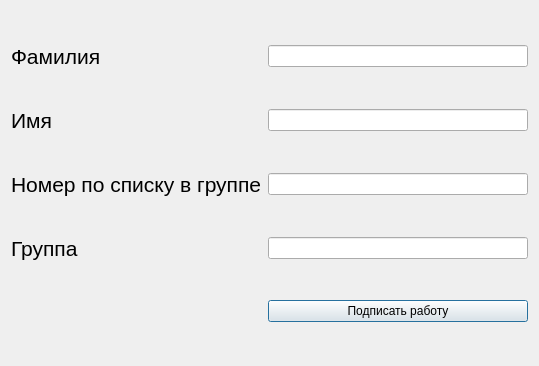
Above: qt_designer_ui/login.ui from IvaMarin/Project-Network-Diagram-App before the change. Below: the same form after it.
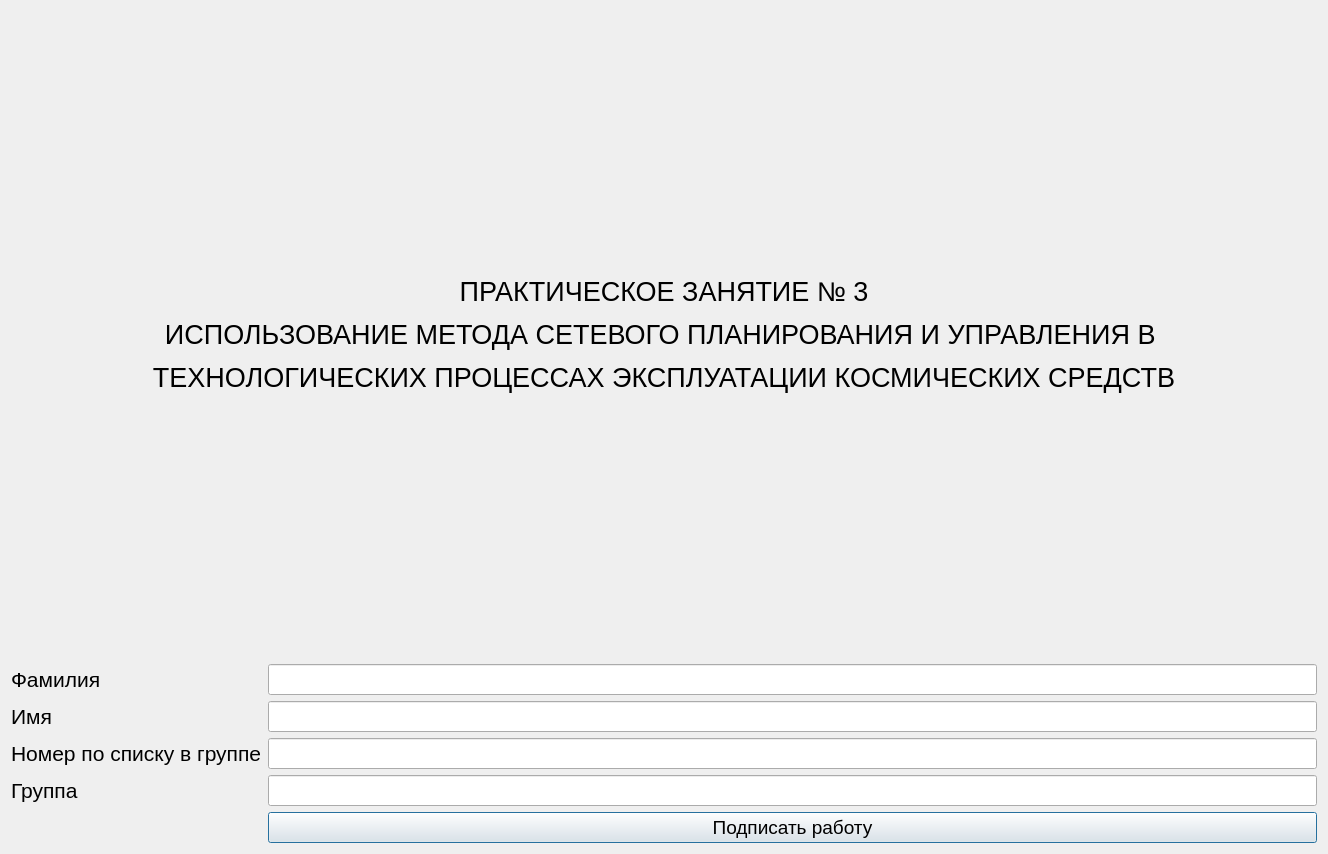
That is the form after the change.

Commit message:
добавил окно регистрации и улучшил работу с окнами
теперь показывается всегда только одно окно и сначала показывается окно регистрации

What changed in the file:
```diff
--- a/qt_designer_ui/login.ui
+++ b/qt_designer_ui/login.ui
@@ -6,72 +6,127 @@
    <rect>
     <x>0</x>
     <y>0</y>
-    <width>539</width>
-    <height>366</height>
+    <width>1328</width>
+    <height>854</height>
    </rect>
   </property>
   <property name="windowTitle">
    <string>Dialog</string>
   </property>
+  <layout class="QVBoxLayout" name="verticalLayout">
+   <item>
+    <widget class="QLabel" name="labelWelcome">
+     <property name="lineWidth">
+      <number>5</number>
+     </property>
+     <property name="midLineWidth">
+      <number>5</number>
+     </property>
+     <property name="text">
+      <string>&lt;html&gt;&lt;head/&gt;&lt;body&gt;&lt;p align=&quot;center&quot;&gt;&lt;span style=&quot; font-family:'Times New Roman'; font-size:20pt; color:#000000;&quot;&gt;ПРАКТИЧЕСКОЕ ЗАНЯТИЕ № 3&lt;/span&gt;&lt;/p&gt;&lt;p align=&quot;center&quot;&gt;&lt;span style=&quot; font-family:'Times New Roman'; font-size:20pt; color:#000000;&quot;&gt;ИСПОЛЬЗОВАНИЕ МЕТОДА СЕТЕВОГО ПЛАНИРОВАНИЯ И УПРАВЛЕНИЯ В &lt;/span&gt;&lt;/p&gt;&lt;p align=&quot;center&quot;&gt;&lt;span style=&quot; font-family:'Times New Roman'; font-size:20pt; color:#000000;&quot;&gt;ТЕХНОЛОГИЧЕСКИХ ПРОЦЕССАХ ЭКСПЛУАТАЦИИ КОСМИЧЕСКИХ СРЕДСТВ&lt;/span&gt;&lt;/p&gt;&lt;/body&gt;&lt;/html&gt;</string>
+     </property>
+    </widget>
+   </item>
+   <item>
   <layout class="QGridLayout" name="gridLayout">
+     <item row="4" column="1">
+      <widget class="QLineEdit" name="lineEditGroup">
+       <property name="font">
+        <font>
+         <pointsize>14</pointsize>
+        </font>
+       </property>
+       <property name="inputMethodHints">
+        <set>Qt::ImhNone</set>
+       </property>
+       <property name="maxLength">
+        <number>15</number>
+       </property>
+      </widget>
+     </item>
+     <item row="5" column="1">
+      <widget class="QPushButton" name="btnSignLab">
+       <property name="font">
+        <font>
+         <pointsize>14</pointsize>
+        </font>
+       </property>
+       <property name="text">
+        <string>Подписать работу</string>
+       </property>
+      </widget>
+     </item>
+     <item row="4" column="0">
+      <widget class="QLabel" name="labelGroup">
+       <property name="text">
+        <string>&lt;html&gt;&lt;head/&gt;&lt;body&gt;&lt;p&gt;&lt;span style=&quot; font-size:16pt;&quot;&gt;Группа&lt;/span&gt;&lt;/p&gt;&lt;/body&gt;&lt;/html&gt;</string>
+       </property>
+      </widget>
+     </item>
    <item row="1" column="0">
-    <widget class="QLabel" name="labelName">
+      <widget class="QLabel" name="labelSurname">
      <property name="text">
-      <string>&lt;html&gt;&lt;head/&gt;&lt;body&gt;&lt;p&gt;&lt;span style=&quot; font-size:16pt;&quot;&gt;Имя&lt;/span&gt;&lt;/p&gt;&lt;/body&gt;&lt;/html&gt;</string>
+        <string>&lt;html&gt;&lt;head/&gt;&lt;body&gt;&lt;p&gt;&lt;span style=&quot; font-size:16pt;&quot;&gt;Фамилия&lt;/span&gt;&lt;/p&gt;&lt;/body&gt;&lt;/html&gt;</string>
      </property>
     </widget>
    </item>
-   <item row="2" column="2">
+     <item row="3" column="1">
     <widget class="QLineEdit" name="lineEditNumINGroup">
+       <property name="font">
+        <font>
+         <pointsize>14</pointsize>
+        </font>
+       </property>
      <property name="inputMethodHints">
       <set>Qt::ImhNone</set>
      </property>
-    </widget>
-   </item>
-   <item row="2" column="0">
+       <property name="maxLength">
+        <number>10</number>
+       </property>
+      </widget>
+     </item>
+     <item row="3" column="0">
     <widget class="QLabel" name="labelNumGroup">
      <property name="text">
       <string>&lt;html&gt;&lt;head/&gt;&lt;body&gt;&lt;p&gt;&lt;span style=&quot; font-size:16pt;&quot;&gt;Номер по списку в группе&lt;/span&gt;&lt;/p&gt;&lt;/body&gt;&lt;/html&gt;</string>
      </property>
     </widget>
    </item>
-   <item row="0" column="0">
-    <widget class="QLabel" name="labelSurname">
-     <property name="text">
-      <string>&lt;html&gt;&lt;head/&gt;&lt;body&gt;&lt;p&gt;&lt;span style=&quot; font-size:16pt;&quot;&gt;Фамилия&lt;/span&gt;&lt;/p&gt;&lt;/body&gt;&lt;/html&gt;</string>
-     </property>
-    </widget>
-   </item>
-   <item row="1" column="2">
-    <widget class="QLineEdit" name="lineEditName"/>
-   </item>
-   <item row="5" column="2">
-    <widget class="QPushButton" name="btnSignLab">
+     <item row="2" column="1">
+      <widget class="QLineEdit" name="lineEditName">
+       <property name="font">
+        <font>
+         <pointsize>14</pointsize>
+        </font>
+       </property>
+       <property name="maxLength">
+        <number>25</number>
+       </property>
+      </widget>
+     </item>
+     <item row="2" column="0">
+      <widget class="QLabel" name="labelName">
      <property name="text">
-      <string>Подписать работу</string>
+        <string>&lt;html&gt;&lt;head/&gt;&lt;body&gt;&lt;p&gt;&lt;span style=&quot; font-size:16pt;&quot;&gt;Имя&lt;/span&gt;&lt;/p&gt;&lt;/body&gt;&lt;/html&gt;</string>
      </property>
     </widget>
    </item>
-   <item row="0" column="2">
+     <item row="1" column="1">
     <widget class="QLineEdit" name="lineEditSurname">
+       <property name="font">
+        <font>
+         <pointsize>14</pointsize>
+        </font>
+       </property>
      <property name="inputMethodHints">
       <set>Qt::ImhNone</set>
      </property>
-    </widget>
-   </item>
-   <item row="3" column="0">
-    <widget class="QLabel" name="labelGroup">
-     <property name="text">
-      <string>&lt;html&gt;&lt;head/&gt;&lt;body&gt;&lt;p&gt;&lt;span style=&quot; font-size:16pt;&quot;&gt;Группа&lt;/span&gt;&lt;/p&gt;&lt;/body&gt;&lt;/html&gt;</string>
+       <property name="maxLength">
+        <number>25</number>
      </property>
     </widget>
    </item>
-   <item row="3" column="2">
-    <widget class="QLineEdit" name="lineEditGroup">
-     <property name="inputMethodHints">
-      <set>Qt::ImhNone</set>
-     </property>
-    </widget>
+    </layout>
    </item>
   </layout>
  </widget>
```
Lines whose indentation alone changed are shown as unchanged. The commit also changes 8 other files.
